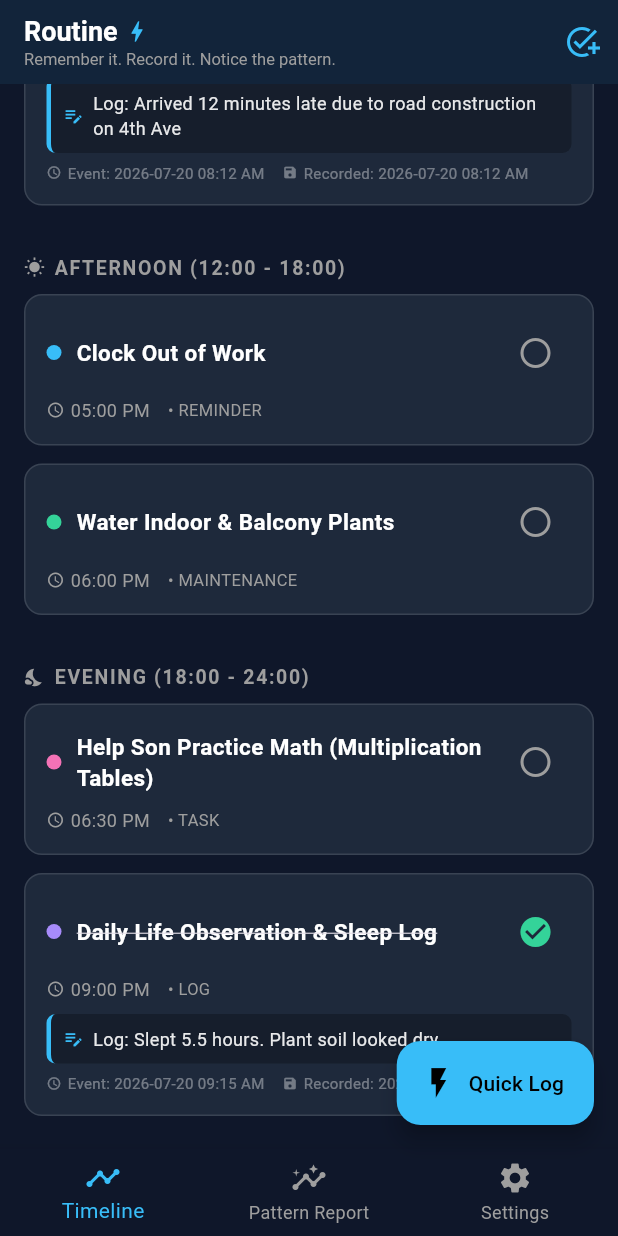
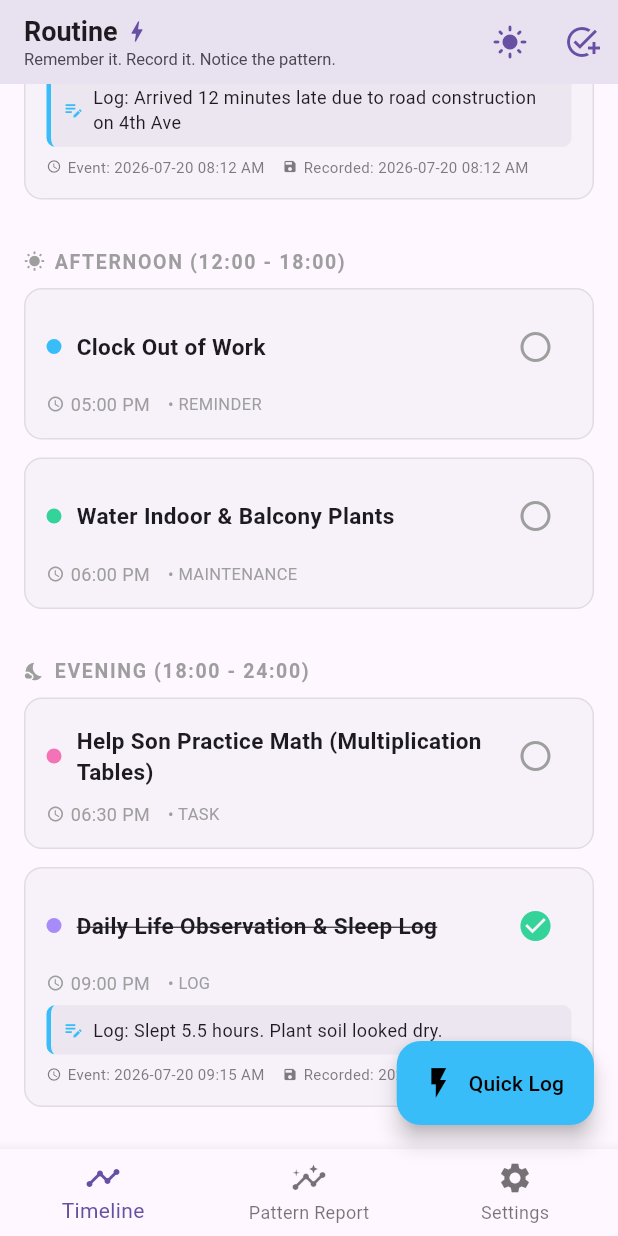
Before and after one commit to MirzaDhanuSulistyo/routine, a Flutter app: the screen it shows after launch, scrolled down 574 dp, on a phone screen of 412 x 824 dp. Run offline on Flutter 3.47's test engine with Material 3 defaults, Android fonts, the phone set to English and light mode, and no system bars; missing offline and left inert: andura_ui.

Commit message:
fix: adapt all modal, badge, and card colors to Linear Light & Dark mode

```diff
--- a/lib/main.dart
+++ b/lib/main.dart
@@ -5,22 +5,34 @@ void main() {
   runApp(const RoutineApp());
 }
 
-class RoutineApp extends StatelessWidget {
+class RoutineApp extends StatefulWidget {
   const RoutineApp({super.key});
+
+  @override
+  State<RoutineApp> createState() => _RoutineAppState();
+}
+
+class _RoutineAppState extends State<RoutineApp> {
+  ThemeMode _themeMode = ThemeMode.dark;
+
+  void _toggleTheme() {
+    setState(() {
+      _themeMode = _themeMode == ThemeMode.dark ? ThemeMode.light : ThemeMode.dark;
+    });
+  }
 
   @override
   Widget build(BuildContext context) {
     return MaterialApp(
       title: 'Routine',
       debugShowCheckedModeBanner: false,
-      theme: ThemeData.dark().copyWith(
-        scaffoldBackgroundColor: const Color(0xFF0F172A),
-        colorScheme: const ColorScheme.dark(
-          primary: Color(0xFF38BDF8),
-          surface: Color(0xFF1E293B),
-        ),
+      themeMode: _themeMode,
+      theme: AnduraTheme.forSystem('linear-app', Brightness.light),
+      darkTheme: AnduraTheme.forSystem('linear-app', Brightness.dark),
+      home: MainNavigationScreen(
+        themeMode: _themeMode,
+        onToggleTheme: _toggleTheme,
       ),
-      home: const MainNavigationScreen(),
     );
   }
 }
@@ -62,7 +74,14 @@ class RoutineItem {
 }
 
 class MainNavigationScreen extends StatefulWidget {
-  const MainNavigationScreen({super.key});
+  final ThemeMode themeMode;
+  final VoidCallback onToggleTheme;
+
+  const MainNavigationScreen({
+    super.key,
+    required this.themeMode,
+    required this.onToggleTheme,
+  });
 
   @override
   State<MainNavigationScreen> createState() => _MainNavigationScreenState();
@@ -196,7 +215,7 @@ class _MainNavigationScreenState extends State<MainNavigationScreen> {
     showModalBottomSheet(
       context: context,
       isScrollControlled: true,
-      backgroundColor: const Color(0xFF1E293B),
+      backgroundColor: Theme.of(context).colorScheme.surfaceContainerLow,
       shape: const RoundedRectangleBorder(
         borderRadius: BorderRadius.vertical(top: Radius.circular(20)),
       ),
@@ -222,18 +241,18 @@ class _MainNavigationScreenState extends State<MainNavigationScreen> {
                   Row(
                     mainAxisAlignment: MainAxisAlignment.spaceBetween,
                     children: [
-                      const Text(
+                      Text(
                         'Fast Event & Observation Logger',
-                        style: TextStyle(fontSize: 18, fontWeight: FontWeight.bold, color: Colors.white),
+                        style: TextStyle(fontSize: 18, fontWeight: FontWeight.bold, color: Theme.of(context).colorScheme.onSurface),
                       ),
                       IconButton(
-                        icon: const Icon(Icons.close, color: Colors.grey),
+                        icon: Icon(Icons.close, color: Theme.of(context).colorScheme.onSurfaceVariant),
                         onPressed: () => Navigator.pop(context),
                       ),
                     ],
                   ),
                   const SizedBox(height: 12),
-                  const Text('Target Date (Dual Timestamping)', style: TextStyle(color: Colors.grey, fontSize: 13)),
+                  Text('Target Date (Dual Timestamping)', style: TextStyle(color: Theme.of(context).colorScheme.onSurfaceVariant, fontSize: 13)),
                   const SizedBox(height: 8),
                   AnduraChoiceRow<String>(
                     values: const ['Today', 'Yesterday', 'Tomorrow'],
@@ -330,8 +349,8 @@ class _MainNavigationScreenState extends State<MainNavigationScreen> {
       context: context,
       builder: (ctx) {
         return AlertDialog(
-          backgroundColor: const Color(0xFF1E293B),
-          title: Text(item.title, style: const TextStyle(color: Colors.white, fontSize: 18)),
+          backgroundColor: Theme.of(context).colorScheme.surfaceContainerLow,
+          title: Text(item.title, style: TextStyle(color: Theme.of(context).colorScheme.onSurface, fontSize: 18)),
           content: SingleChildScrollView(
             child: Column(
               crossAxisAlignment: CrossAxisAlignment.start,
@@ -341,39 +360,39 @@ class _MainNavigationScreenState extends State<MainNavigationScreen> {
                   spacing: 6,
                   children: (item.topicSources ?? []).map((src) {
                     return Chip(
-                      label: Text(src, style: const TextStyle(fontSize: 10, color: Colors.white)),
-                      backgroundColor: Colors.blueGrey.shade800,
+                      label: Text(src, style: TextStyle(fontSize: 10, color: Theme.of(context).colorScheme.onSecondaryContainer)),
+                      backgroundColor: Theme.of(context).colorScheme.secondaryContainer,
                     );
                   }).toList(),
                 ),
                 const SizedBox(height: 12),
-                const Text('Finite Scheduled Briefing (3 Stories)', style: TextStyle(color: Colors.grey, fontSize: 12)),
+                Text('Finite Scheduled Briefing (3 Stories)', style: TextStyle(color: Theme.of(context).colorScheme.onSurfaceVariant, fontSize: 12)),
                 const SizedBox(height: 12),
                 ...(item.briefStories ?? []).map((story) {
                   return Container(
                     margin: const EdgeInsets.only(bottom: 12),
                     padding: const EdgeInsets.all(12),
                     decoration: BoxDecoration(
-                      color: const Color(0xFF0F172A),
+                      color: Theme.of(context).colorScheme.surfaceContainerHigh,
                       borderRadius: BorderRadius.circular(8),
-                      border: Border.all(color: Colors.white12),
+                      border: Border.all(color: Theme.of(context).colorScheme.outlineVariant),
                     ),
                     child: Column(
                       crossAxisAlignment: CrossAxisAlignment.start,
                       children: [
                         Text(
                           story['source'] ?? '',
-                          style: const TextStyle(color: Color(0xFF38BDF8), fontSize: 11, fontWeight: FontWeight.bold),
+                          style: TextStyle(color: Theme.of(context).colorScheme.primary, fontSize: 11, fontWeight: FontWeight.bold),
                         ),
                         const SizedBox(height: 4),
                         Text(
                           story['headline'] ?? '',
-                          style: const TextStyle(color: Colors.white, fontWeight: FontWeight.bold, fontSize: 14),
+                          style: TextStyle(color: Theme.of(context).colorScheme.onSurface, fontWeight: FontWeight.bold, fontSize: 14),
                         ),
                         const SizedBox(height: 6),
                         Text(
                           story['summary'] ?? '',
-                          style: const TextStyle(color: Colors.white70, fontSize: 12),
+                          style: TextStyle(color: Theme.of(context).colorScheme.onSurfaceVariant, fontSize: 12),
                         ),
                       ],
                     ),
@@ -436,9 +455,9 @@ class _MainNavigationScreenState extends State<MainNavigationScreen> {
               margin: const EdgeInsets.only(bottom: 12),
               padding: const EdgeInsets.all(14),
               decoration: BoxDecoration(
-                color: const Color(0xFF1E293B),
+                color: Theme.of(context).colorScheme.surfaceContainerLow,
                 borderRadius: BorderRadius.circular(12),
-                border: Border.all(color: Colors.white12),
+                border: Border.all(color: Theme.of(context).colorScheme.outlineVariant.withValues(alpha: .5)),
               ),
               child: Column(
                 crossAxisAlignment: CrossAxisAlignment.start,
@@ -458,7 +477,7 @@ class _MainNavigationScreenState extends State<MainNavigationScreen> {
                         child: Text(
                           item.title,
                           style: TextStyle(
-                            color: Colors.white,
+                            color: Theme.of(context).colorScheme.onSurface,
                             fontSize: 15,
                             fontWeight: FontWeight.w600,
                             decoration: item.isCompleted ? TextDecoration.lineThrough : null,
@@ -470,6 +489,7 @@ class _MainNavigationScreenState extends State<MainNavigationScreen> {
                           style: ElevatedButton.styleFrom(
                             backgroundColor: Colors.blueGrey.shade800,
                             foregroundColor: const Color(0xFF38BDF8),
+                            minimumSize: const Size(0, 36),
                           ),
                           onPressed: () => _showBriefingModal(item),
                           child: const Text('Read Brief'),
@@ -502,15 +522,15 @@ class _MainNavigationScreenState extends State<MainNavigationScreen> {
                     const SizedBox(height: 6),
                     AnduraBadge(
                       label: 'Prep offset: ${item.prepOffsetMinutes}m lead time',
-                      color: const Color(0xFF1E3A8A),
+                      color: Theme.of(context).colorScheme.primaryContainer,
                     ),
                   ],
                   if (item.notes != null) ...[
-                    const SizedBox(height: 8),
+                    const SizedBox(height: 6),
                     Container(
                       padding: const EdgeInsets.all(8),
                       decoration: BoxDecoration(
-                        color: Colors.black26,
+                        color: Theme.of(context).colorScheme.surfaceContainerHigh,
                         borderRadius: BorderRadius.circular(6),
                         border: const Border(left: BorderSide(color: Color(0xFF38BDF8), width: 3)),
                       ),
@@ -519,7 +539,10 @@ class _MainNavigationScreenState extends State<MainNavigationScreen> {
                           const Icon(Icons.edit_note, size: 14, color: Color(0xFF38BDF8)),
                           const SizedBox(width: 6),
                           Expanded(
-                            child: Text('Log: ${item.notes}', style: const TextStyle(color: Color(0xE6FFFFFF), fontSize: 12)),
+                            child: Text(
+                              'Log: ${item.notes}',
+                              style: TextStyle(color: Theme.of(context).colorScheme.onSurface, fontSize: 12),
+                            ),
                           ),
                         ],
                       ),
@@ -534,18 +557,24 @@ class _MainNavigationScreenState extends State<MainNavigationScreen> {
                         Row(
                           mainAxisSize: MainAxisSize.min,
                           children: [
-                            const Icon(Icons.schedule, size: 10, color: Colors.white38),
+                            Icon(Icons.schedule, size: 10, color: Theme.of(context).colorScheme.onSurfaceVariant.withValues(alpha: .7)),
                             const SizedBox(width: 4),
-                            Text('Event: ${item.eventTimestamp}', style: const TextStyle(color: Colors.white38, fontSize: 10)),
+                            Text(
+                              'Event: ${item.eventTimestamp}',
+                              style: TextStyle(color: Theme.of(context).colorScheme.onSurfaceVariant.withValues(alpha: .7), fontSize: 10),
+                            ),
                           ],
                         ),
                         if (item.recordedAtTimestamp != null)
                           Row(
                             mainAxisSize: MainAxisSize.min,
                             children: [
-                              const Icon(Icons.save, size: 10, color: Colors.white38),
+                              Icon(Icons.save, size: 10, color: Theme.of(context).colorScheme.onSurfaceVariant.withValues(alpha: .7)),
                               const SizedBox(width: 4),
-                              Text('Recorded: ${item.recordedAtTimestamp}', style: const TextStyle(color: Colors.white38, fontSize: 10)),
+                              Text(
+                                'Recorded: ${item.recordedAtTimestamp}',
+                                style: TextStyle(color: Theme.of(context).colorScheme.onSurfaceVariant.withValues(alpha: .7), fontSize: 10),
+                              ),
                             ],
                           ),
                       ],
@@ -570,16 +599,16 @@ class _MainNavigationScreenState extends State<MainNavigationScreen> {
             decoration: BoxDecoration(
               color: Colors.blue.shade900.withValues(alpha: 0.3),
               borderRadius: BorderRadius.circular(8),
-              border: Border.all(color: Colors.blue),
+              border: Border.all(color: Theme.of(context).colorScheme.primary),
             ),
-            child: const Row(
+            child: Row(
               children: [
-                Icon(Icons.auto_awesome, color: Color(0xFF38BDF8)),
-                SizedBox(width: 10),
+                Icon(Icons.auto_awesome, color: Theme.of(context).colorScheme.primary),
+                const SizedBox(width: 10),
                 Expanded(
                   child: Text(
                     'Understand Layer: Periodic sliding 7-day rule engine detecting timing shifts, repeated notes, and candidate correlations.',
-                    style: TextStyle(color: Colors.white, fontSize: 13),
+                    style: TextStyle(color: Theme.of(context).colorScheme.onSurface, fontSize: 13),
                   ),
                 ),
               ],
@@ -596,9 +625,9 @@ class _MainNavigationScreenState extends State<MainNavigationScreen> {
             ],
           ),
           const SizedBox(height: 24),
-          const Text(
+          Text(
             'Detected Patterns & Anomalies',
-            style: TextStyle(color: Colors.white, fontSize: 16, fontWeight: FontWeight.bold),
+            style: TextStyle(color: Theme.of(context).colorScheme.onSurface, fontSize: 16, fontWeight: FontWeight.bold),
           ),
           const SizedBox(height: 12),
           _buildAnomalyCard(
@@ -629,18 +658,18 @@ class _MainNavigationScreenState extends State<MainNavigationScreen> {
       child: Container(
         padding: const EdgeInsets.symmetric(horizontal: 8, vertical: 10),
         decoration: BoxDecoration(
-          color: const Color(0xFF1E293B),
+          color: Theme.of(context).colorScheme.surfaceContainerLow,
           borderRadius: BorderRadius.circular(10),
-          border: Border.all(color: Colors.white12),
+          border: Border.all(color: Theme.of(context).colorScheme.outlineVariant),
         ),
         child: Column(
           crossAxisAlignment: CrossAxisAlignment.start,
           children: [
-            Text(title, style: const TextStyle(color: Colors.grey, fontSize: 10), maxLines: 1, overflow: TextOverflow.ellipsis),
+            Text(title, style: TextStyle(color: Theme.of(context).colorScheme.onSurfaceVariant, fontSize: 10), maxLines: 1, overflow: TextOverflow.ellipsis),
             const SizedBox(height: 4),
-            Text(val, style: const TextStyle(color: Colors.white, fontSize: 18, fontWeight: FontWeight.bold)),
+            Text(val, style: TextStyle(color: Theme.of(context).colorScheme.onSurface, fontSize: 18, fontWeight: FontWeight.bold)),
             const SizedBox(height: 2),
-            Text(sub, style: const TextStyle(color: Color(0xFF38BDF8), fontSize: 9), maxLines: 1, overflow: TextOverflow.ellipsis),
+            Text(sub, style: TextStyle(color: Theme.of(context).colorScheme.primary, fontSize: 9), maxLines: 1, overflow: TextOverflow.ellipsis),
           ],
         ),
       ),
@@ -652,29 +681,32 @@ class _MainNavigationScreenState extends State<MainNavigationScreen> {
       margin: const EdgeInsets.only(bottom: 12),
       padding: const EdgeInsets.all(14),
       decoration: BoxDecoration(
-        color: const Color(0xFF1E293B),
+        color: Theme.of(context).colorScheme.surfaceContainerLow,
         borderRadius: BorderRadius.circular(12),
         border: Border(left: BorderSide(color: accentColor, width: 4)),
       ),
       child: Column(
         crossAxisAlignment: CrossAxisAlignment.start,
         children: [
-          Text(title, style: const TextStyle(color: Colors.white, fontWeight: FontWeight.bold, fontSize: 14)),
+          Text(title, style: TextStyle(color: Theme.of(context).colorScheme.onSurface, fontWeight: FontWeight.bold, fontSize: 14)),
           const SizedBox(height: 6),
-          Text(desc, style: const TextStyle(color: Colors.white70, fontSize: 13)),
+          Text(desc, style: TextStyle(color: Theme.of(context).colorScheme.onSurfaceVariant, fontSize: 13)),
           const SizedBox(height: 10),
           Container(
             padding: const EdgeInsets.all(8),
             decoration: BoxDecoration(
-              color: Colors.black26,
+              color: Theme.of(context).colorScheme.surfaceContainerHigh,
               borderRadius: BorderRadius.circular(6),
             ),
             child: Row(
               children: [
-                const Icon(Icons.search, size: 12, color: Colors.grey),
+                Icon(Icons.search, size: 12, color: Theme.of(context).colorScheme.onSurfaceVariant),
                 const SizedBox(width: 6),
                 Expanded(
-                  child: Text('Evidence: $evidence', style: const TextStyle(color: Colors.grey, fontSize: 11)),
+                  child: Text(
+                    'Evidence: $evidence',
+                    style: TextStyle(color: Theme.of(context).colorScheme.onSurfaceVariant, fontSize: 11),
+                  ),
                 ),
               ],
             ),
@@ -688,23 +720,40 @@ class _MainNavigationScreenState extends State<MainNavigationScreen> {
   Widget build(BuildContext context) {
     return Scaffold(
       appBar: AppBar(
-        backgroundColor: const Color(0xFF0F172A),
-        title: const Column(
+        title: Column(
           crossAxisAlignment: CrossAxisAlignment.start,
           children: [
             Row(
               children: [
-                Text('Routine', style: TextStyle(fontWeight: FontWeight.bold, fontSize: 18, color: Colors.white)),
-                SizedBox(width: 4),
-                Icon(Icons.bolt, color: Color(0xFF38BDF8), size: 18),
+                Text(
+                  'Routine',
+                  style: TextStyle(
+                    fontWeight: FontWeight.bold,
+                    fontSize: 18,
+                    color: Theme.of(context).colorScheme.onSurface,
+                  ),
+                ),
+                const SizedBox(width: 4),
+                Icon(Icons.bolt, color: Theme.of(context).colorScheme.primary, size: 18),
               ],
             ),
-            Text('Remember it. Record it. Notice the pattern.', style: TextStyle(fontSize: 11, color: Colors.grey)),
+            Text(
+              'Remember it. Record it. Notice the pattern.',
+              style: TextStyle(fontSize: 11, color: Theme.of(context).colorScheme.onSurfaceVariant),
+            ),
           ],
         ),
         actions: [
           IconButton(
-            icon: const Icon(Icons.add_task, color: Color(0xFF38BDF8)),
+            tooltip: widget.themeMode == ThemeMode.dark ? 'Switch to Light Mode' : 'Switch to Dark Mode',
+            icon: Icon(
+              widget.themeMode == ThemeMode.dark ? Icons.light_mode : Icons.dark_mode,
+              color: Theme.of(context).colorScheme.primary,
+            ),
+            onPressed: widget.onToggleTheme,
+          ),
+          IconButton(
+            icon: Icon(Icons.add_task, color: Theme.of(context).colorScheme.primary),
             onPressed: _showFastLogSheet,
           ),
         ],
@@ -732,15 +781,18 @@ class _MainNavigationScreenState extends State<MainNavigationScreen> {
                         ),
                       ),
                       const SizedBox(width: 8),
-                      ElevatedButton.icon(
-                        style: ElevatedButton.styleFrom(
-                          backgroundColor: const Color(0xFF38BDF8),
-                          foregroundColor: Colors.black,
-                          padding: const EdgeInsets.symmetric(horizontal: 12, vertical: 8),
+                      SizedBox(
+                        width: 115,
+                        child: ElevatedButton.icon(
+                          style: ElevatedButton.styleFrom(
+                            backgroundColor: const Color(0xFF38BDF8),
+                            foregroundColor: Colors.black,
+                            padding: const EdgeInsets.symmetric(horizontal: 8, vertical: 8),
+                          ),
+                          onPressed: _showFastLogSheet,
+                          icon: const Icon(Icons.edit_note, size: 16),
+                          label: const Text('+ Fast Log', style: TextStyle(fontWeight: FontWeight.bold, fontSize: 12)),
                         ),
-                        onPressed: _showFastLogSheet,
-                        icon: const Icon(Icons.edit_note, size: 16),
-                        label: const Text('+ Fast Log', style: TextStyle(fontWeight: FontWeight.bold, fontSize: 13)),
                       ),
                     ],
                   ),
@@ -755,8 +807,8 @@ class _MainNavigationScreenState extends State<MainNavigationScreen> {
             )
           : _selectedIndex == 1
               ? _buildPatternReportView()
-              : const Center(
-                  child: Text('Settings & Topic Subscriptions', style: TextStyle(color: Colors.white)),
+              : Center(
+                  child: Text('Settings & Topic Subscriptions', style: TextStyle(color: Theme.of(context).colorScheme.onSurface)),
                 ),
       floatingActionButton: FloatingActionButton.extended(
         backgroundColor: const Color(0xFF38BDF8),
@@ -767,20 +819,13 @@ class _MainNavigationScreenState extends State<MainNavigationScreen> {
       ),
       bottomNavigationBar: BottomNavigationBar(
         currentIndex: _selectedIndex,
-        backgroundColor: const Color(0xFF0F172A),
-        selectedItemColor: const Color(0xFF38BDF8),
-        unselectedItemColor: Colors.grey,
         onTap: (index) => setState(() => _selectedIndex = index),
         items: const [
-          BottomNavigationBarSpanItem(icon: Icon(Icons.timeline), label: 'Timeline'),
-          BottomNavigationBarSpanItem(icon: Icon(Icons.insights), label: 'Pattern Report'),
-          BottomNavigationBarSpanItem(icon: Icon(Icons.settings), label: 'Settings'),
+          BottomNavigationBarItem(icon: Icon(Icons.timeline), label: 'Timeline'),
+          BottomNavigationBarItem(icon: Icon(Icons.insights), label: 'Pattern Report'),
+          BottomNavigationBarItem(icon: Icon(Icons.settings), label: 'Settings'),
         ],
       ),
     );
   }
 }
-
-class BottomNavigationBarSpanItem extends BottomNavigationBarItem {
-  const BottomNavigationBarSpanItem({required super.icon, required super.label});
-}
```
Also changed, not shown: artifacts/screens/iPhone_17_linear_dark.png (added), artifacts/screens/iPhone_17_linear_light.png (added), artifacts/screens/iPhone_17_pattern_report_light.png (added), 2 other files.
